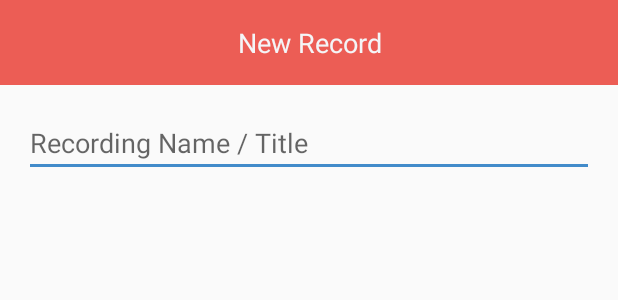
After one commit to derris21/ecg-droid, an Android app: the layout dialog_new_record.xml on its own in the app's theme, with its tools: preview values and no code run, on a phone screen of 412 x 824 dp. The commit adds this screen. Shown: the top 300 px of the screen. Run offline under Robolectric (Android 15) with nearby library versions, the phone set to English and light mode, and no system bars.

Commit message:
Record activity flow + save record to sqlite

```diff
--- a/app/src/main/java/com/ilham1012/ecgbpi/POJO/EcgRecord.java
+++ b/app/src/main/java/com/ilham1012/ecgbpi/POJO/EcgRecord.java
@@ -9,6 +9,10 @@ public class EcgRecord {
     public String recording_time;
     public String recording_name;
     String file_url;
+
+    public EcgRecord(){
+
+    }
 
     public EcgRecord(int recording_id, int user_id, String recording_time, String recording_name, String file_url){
         this.recording_id = recording_id;
--- a/app/src/main/java/com/ilham1012/ecgbpi/helper/SQLiteHandler.java
+++ b/app/src/main/java/com/ilham1012/ecgbpi/helper/SQLiteHandler.java
@@ -170,7 +170,7 @@ public class SQLiteHandler extends SQLiteOpenHelper{
      * @param time
      * @param fileUrl
      * */
-    public boolean addEcgRecord(int userId, String name, String time, String fileUrl) {
+    public boolean addEcgRecord(int userId, String time, String name, String fileUrl) {
         SQLiteDatabase db = this.getWritableDatabase();
 
         ContentValues values = new ContentValues();
@@ -229,10 +229,10 @@ public class SQLiteHandler extends SQLiteOpenHelper{
     public void deleteEcgRecordTable() {
         SQLiteDatabase db = this.getWritableDatabase();
         // Delete All Rows
-        db.delete(TABLE_USER, null, null);
+        db.delete(TABLE_ECG_RECORDING, null, null);
         db.close();
 
-        Log.d(TAG, "Deleted all user info from sqlite");
+        Log.d(TAG, "Deleted all ecg record from sqlite");
     }
 
 }
--- /dev/null
+++ b/app/src/main/res/layout/dialog_new_record.xml
@@ -0,0 +1,29 @@
+<?xml version="1.0" encoding="utf-8"?>
+<LinearLayout xmlns:android="http://schemas.android.com/apk/res/android"
+    android:orientation="vertical" android:layout_width="match_parent"
+    android:layout_height="match_parent">
+
+
+    <TextView
+        android:layout_width="match_parent"
+        android:layout_height="wrap_content"
+        android:background="@color/colorPrimaryDark"
+        android:textColor="@color/textColorPrimary"
+        android:textAlignment="center"
+        android:padding="16dp"
+        android:textAppearance="?android:attr/textAppearanceMedium"
+        android:text="New Record"
+        android:id="@+id/textView" />
+
+    <EditText
+        android:id="@+id/dialog_recording_name"
+        android:inputType="textEmailAddress"
+        android:layout_width="match_parent"
+        android:layout_height="wrap_content"
+        android:layout_marginTop="16dp"
+        android:layout_marginLeft="16dp"
+        android:layout_marginRight="16dp"
+        android:layout_marginBottom="16dp"
+        android:hint="Recording Name / Title" />
+
+</LinearLayout>
```
Also changed, not shown: app/src/main/java/com/ilham1012/ecgbpi/activity/DashboardNewActivity.java (+45 -7 lines), app/src/main/java/com/ilham1012/ecgbpi/activity/RecordActivity.java (+36 -4 lines).
